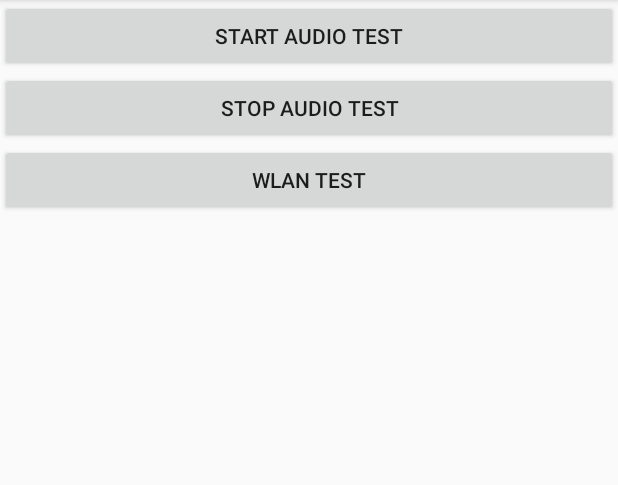
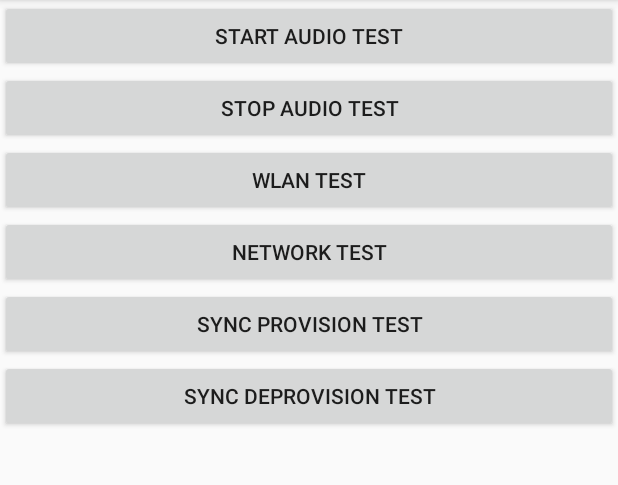
Before and after one commit to ddevassy/SeamTestApp, an Android app: the screen it shows after launch (MainActivity), on a phone screen of 412 x 824 dp, the part 84-569 px from its top. Run offline under Robolectric (Android 15) with nearby library versions, the phone set to English and light mode, and no system bars.

Commit message:
Added NW Sync Structure

```diff
--- a/app/src/main/AndroidManifest.xml
+++ b/app/src/main/AndroidManifest.xml
@@ -3,6 +3,7 @@
     package="com.example.andy.seamtestapp">
     <uses-permission android:name="android.Manifest.permission.ACCESS_WIFI_STATE" />
     <uses-permission android:name="android.permission.ACCESS_WIFI_STATE"/>
+    <uses-permission android:name="android.permission.ACCESS_NETWORK_STATE"/>
     <application
         android:allowBackup="true"
         android:icon="@mipmap/ic_launcher"
@@ -17,8 +18,10 @@
                 <category android:name="android.intent.category.LAUNCHER" />
             </intent-filter>
         </activity>
-        <service android:name="com.example.andy.seamtestapp.service"/>
+        <service android:name="com.example.andy.seamtestapp.audioservice"/>
         <service android:name="com.example.andy.seamtestapp.wlanservice"/>
+        <service android:name="com.example.andy.seamtestapp.networkservice"/>
+        <service android:name="com.example.andy.seamtestapp.syncservice"/>
     </application>
 
 </manifest>
--- a/app/src/main/java/com/example/andy/seamtestapp/MainActivity.java
+++ b/app/src/main/java/com/example/andy/seamtestapp/MainActivity.java
@@ -1,20 +1,16 @@
 package com.example.andy.seamtestapp;
 
-import android.app.ActivityManager;
-import android.app.Service;
-import android.content.Context;
 import android.content.Intent;
 import android.support.v7.app.AppCompatActivity;
 import android.os.Bundle;
 import android.view.View;
-import android.widget.TextView;
 import android.util.Log;
 import android.widget.Button;
 
 
 public class MainActivity extends AppCompatActivity implements View.OnClickListener {
 
-    private Button mediastart, mediastop, checkwlan;
+    private Button mediastart, mediastop, checkwlan, checknw, syncprovision, syncdeprovision;
     private static final String TAG = "SeamTestApp";
 
     @Override
@@ -25,10 +21,17 @@ public class MainActivity extends AppCompatActivity implements View.OnClickListe
         mediastart = (Button) findViewById(R.id.buttonAudioStart);
         mediastop = (Button) findViewById(R.id.buttonAudioStop);
         checkwlan = (Button) findViewById(R.id.buttonWifi);
+        checknw = (Button) findViewById(R.id.buttonNW);
+        syncprovision = (Button) findViewById(R.id.buttonProvision);
+        syncdeprovision = (Button) findViewById(R.id.buttonDeProvision);
+
 
         mediastart.setOnClickListener(this);
         mediastop.setOnClickListener(this);
         checkwlan.setOnClickListener(this);
+        checknw.setOnClickListener(this);
+        syncprovision.setOnClickListener(this);
+        syncdeprovision.setOnClickListener(this);
         Log.d(TAG,"On onCreate" );
 
     }
@@ -36,14 +39,23 @@ public class MainActivity extends AppCompatActivity implements View.OnClickListe
     @Override
     public void onClick(View view) {
         if(view==mediastart) {
-            startService(new Intent(this, service.class));
+            startService(new Intent(this, audioservice.class));
             Log.d(TAG,"Pressed Audio Test Start Button" );
         } else if (view == mediastop) {
-            stopService(new Intent(this, service.class));
+            stopService(new Intent(this, audioservice.class));
             Log.d(TAG,"Pressed Audio Test Stop Button" );
         } else if (view == checkwlan) {
             Log.d(TAG,"Pressed Wlan Test Button" );
             startService(new Intent(this, wlanservice.class));
+        } else if (view == checknw) {
+            Log.d(TAG,"Pressed NetWork Test Button" );
+            startService(new Intent(this, networkservice.class));
+        }else if (view == syncprovision) {
+            Log.d(TAG,"Pressed Sync Provision Test Button" );
+            startService(new Intent(this, syncservice.class));
+        }else if (view == syncdeprovision) {
+            Log.d(TAG,"Pressed Sync DeProvision Test Button" );
+            startService(new Intent(this, syncservice.class));
         }
     }
 
--- a/app/src/main/java/com/example/andy/seamtestapp/service.java
+++ b/app/src/main/java/com/example/andy/seamtestapp/audioservice.java
@@ -9,7 +9,7 @@ import android.widget.Toast;
 
 
 
-public class service extends Service {
+public class audioservice extends Service {
     MediaPlayer musicPlayer;
     private static final String TAG = "SeamTestApp-Audio";
 
--- a/app/src/main/res/layout/activity_main.xml
+++ b/app/src/main/res/layout/activity_main.xml
@@ -28,6 +28,24 @@
             android:layout_width="match_parent"
             android:layout_height="wrap_content"
             android:text="WLAN Test" />
+
+        <Button
+            android:id="@+id/buttonNW"
+            android:layout_width="match_parent"
+            android:layout_height="wrap_content"
+            android:text="Network Test" />
+
+        <Button
+            android:id="@+id/buttonProvision"
+            android:layout_width="match_parent"
+            android:layout_height="wrap_content"
+            android:text="Sync Provision test" />
+
+        <Button
+            android:id="@+id/buttonDeProvision"
+            android:layout_width="match_parent"
+            android:layout_height="wrap_content"
+            android:text="Sync DeProvision test" />
     </LinearLayout>
 
 </android.support.constraint.ConstraintLayout>
```
Also changed, not shown: app/src/main/java/com/example/andy/seamtestapp/networkservice.java (added, +55 -0 lines), app/src/main/java/com/example/andy/seamtestapp/syncservice.java (added, +38 -0 lines).
